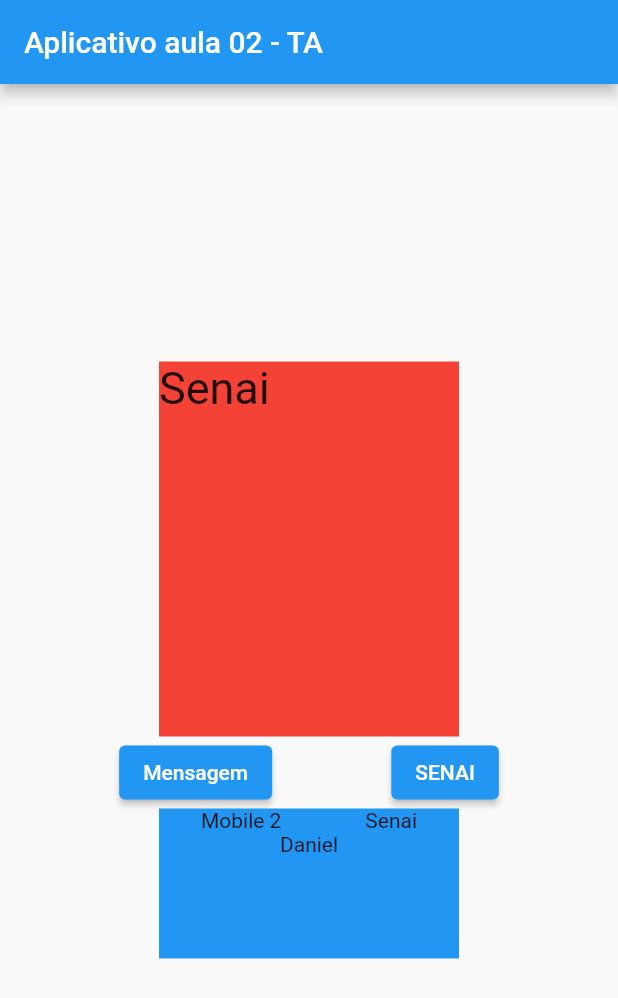
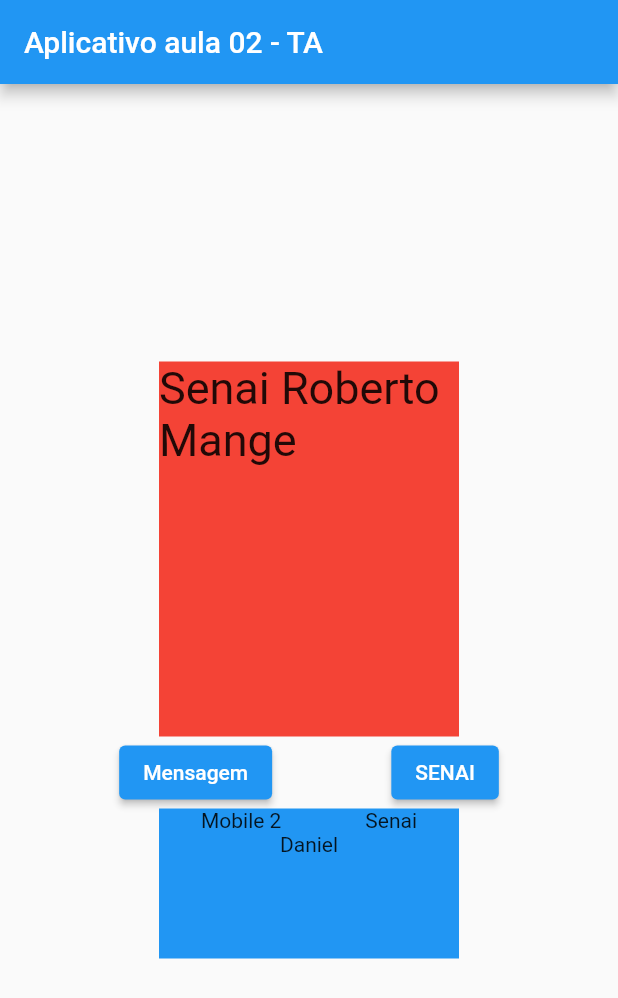
Before and after one commit to danielvieira95/DESM-2, a Flutter app: the screen it shows after launch, after a tap on "Mensagem", on a phone screen of 412 x 824 dp. Shown: the top 998 px of the screen. Run offline on Flutter 3.47's test engine with Material 2 defaults, Android fonts, the phone set to English and light mode, and no system bars.

```diff
--- a/Apps-TA/appaula02_rev_ta/lib/main.dart
+++ b/Apps-TA/appaula02_rev_ta/lib/main.dart
@@ -5,9 +5,15 @@ void main() {
 }
 
 // Classe Home do tipo Stateless
-class Home extends StatelessWidget {
+class Home extends StatefulWidget {
   const Home({super.key});
 
+  @override
+  State<Home> createState() => _HomeState();
+}
+
+class _HomeState extends State<Home> {
+  String? texto;
   @override
   Widget build(BuildContext context) {
            // Material app necessário para construir os widgets
@@ -22,16 +28,22 @@ class Home extends StatelessWidget {
           Container(color: Colors.red,
           width: 200,
           height:250,
-          child: Text("Senai",style: TextStyle(fontSize: 30),),
+          child: Text("${texto}",style: TextStyle(fontSize: 30),),
           ),
           Row(
             mainAxisAlignment: MainAxisAlignment.spaceEvenly,
             children: [
               ElevatedButton(onPressed: (){
                 print("Botão pressionado");
+                setState(() {
+                  texto = "Senai Roberto Mange";
+                });
               }, child: Text("Mensagem")),
               ElevatedButton(onPressed: (){
             print("SENAI");
+             setState(() {
+                  texto = "Mobile 2";
+                });
           }, child: Text("SENAI")),
             ],
           ),
```
